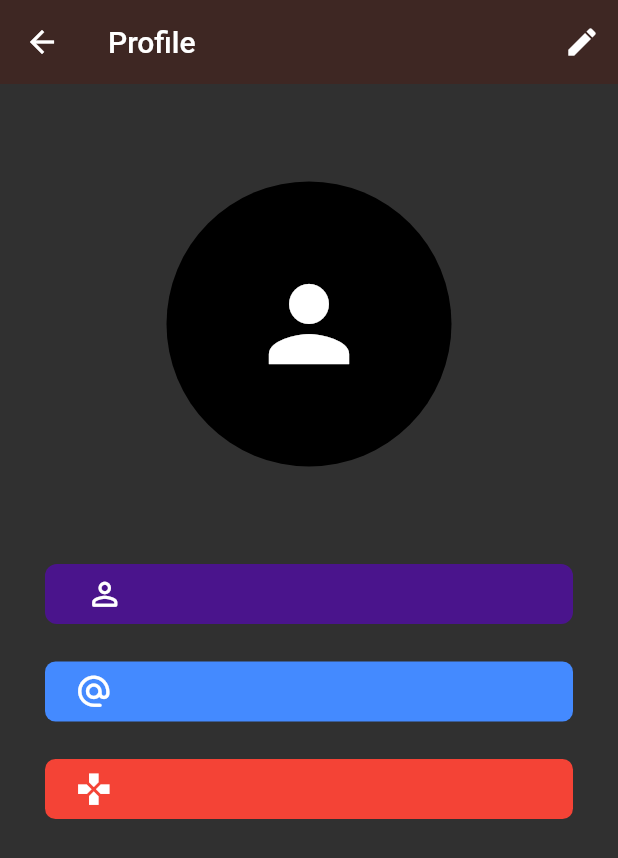
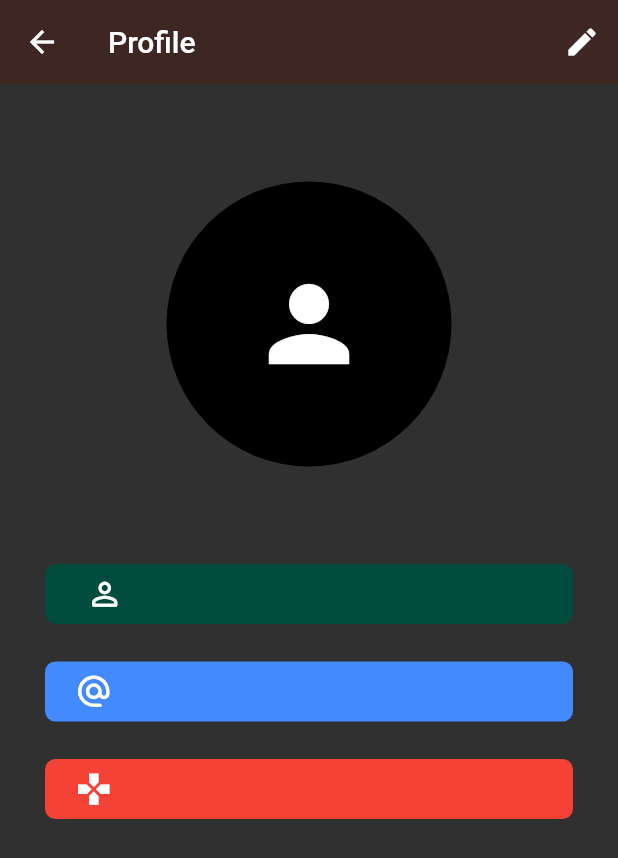
Before and after one commit to battletech45/MayTeam, a Flutter app: the ProfilePage screen opened directly, on a phone screen of 412 x 824 dp. Shown: the top 858 px of the screen. Run offline on Flutter 3.47's test engine with Material 2 defaults, Android fonts, the phone set to English and light mode, and no system bars; our stand-ins replace cached_network_image, cloud_firestore, firebase_auth, firebase_core, firebase_messaging, firebase_storage and 4 more; accounts and stored records are empty; network calls fail.

Commit message:
Profile Page colors changed

```diff
--- a/lib/MAYteam/ProfilePage.dart
+++ b/lib/MAYteam/ProfilePage.dart
@@ -148,14 +148,14 @@ class ProfilePageState extends State<ProfilePage> {
               SizedBox(height: 50.0),
               Container(
                 height: 40,
-                decoration: BoxDecoration(color:Colors.purple[900], borderRadius: BorderRadius.circular(8)),
+                decoration: BoxDecoration(color:Colors.teal[900], borderRadius: BorderRadius.circular(8)),
                 margin: EdgeInsets.symmetric(horizontal: 30.0),
                 child:Row(
                   mainAxisAlignment: MainAxisAlignment.spaceEvenly,
                   children: [
                     Icon(Icons.person_outline_rounded,size: 25.0,),
                     SizedBox(width: 70.0,),
-                    Text("$userName",style: TextStyle(fontSize: 15),),
+                    Text("$userName",style: TextStyle(fontSize: 15, fontWeight: FontWeight.bold)),
                     SizedBox(width: 120.0,),
 
                   ],
```
